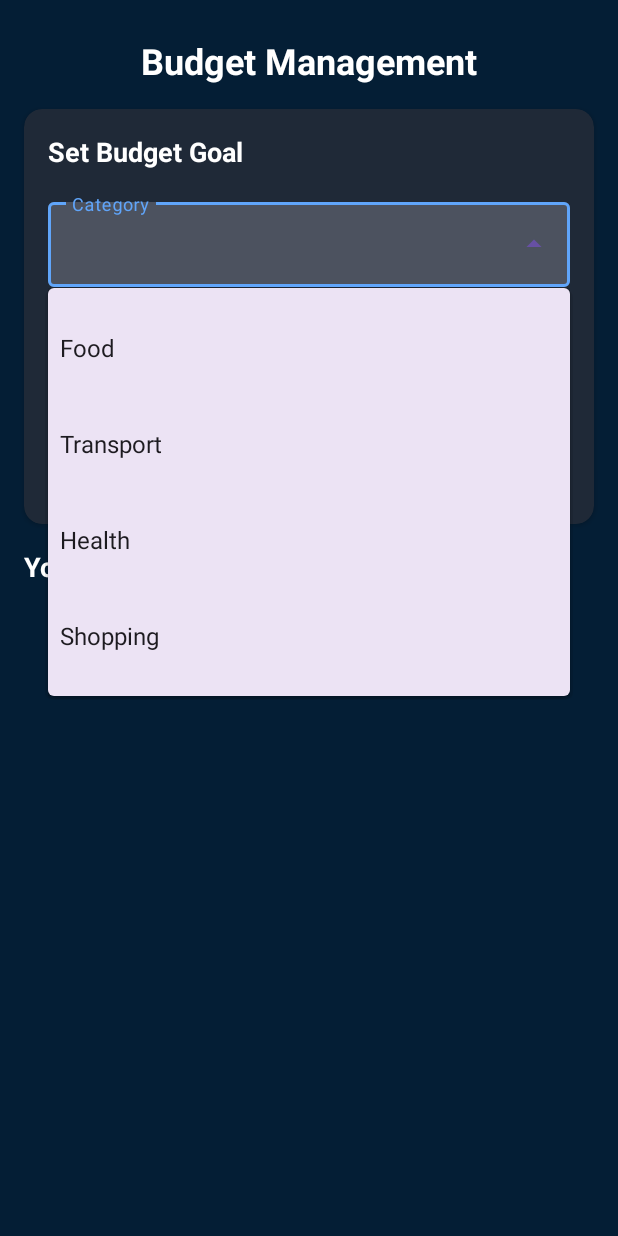
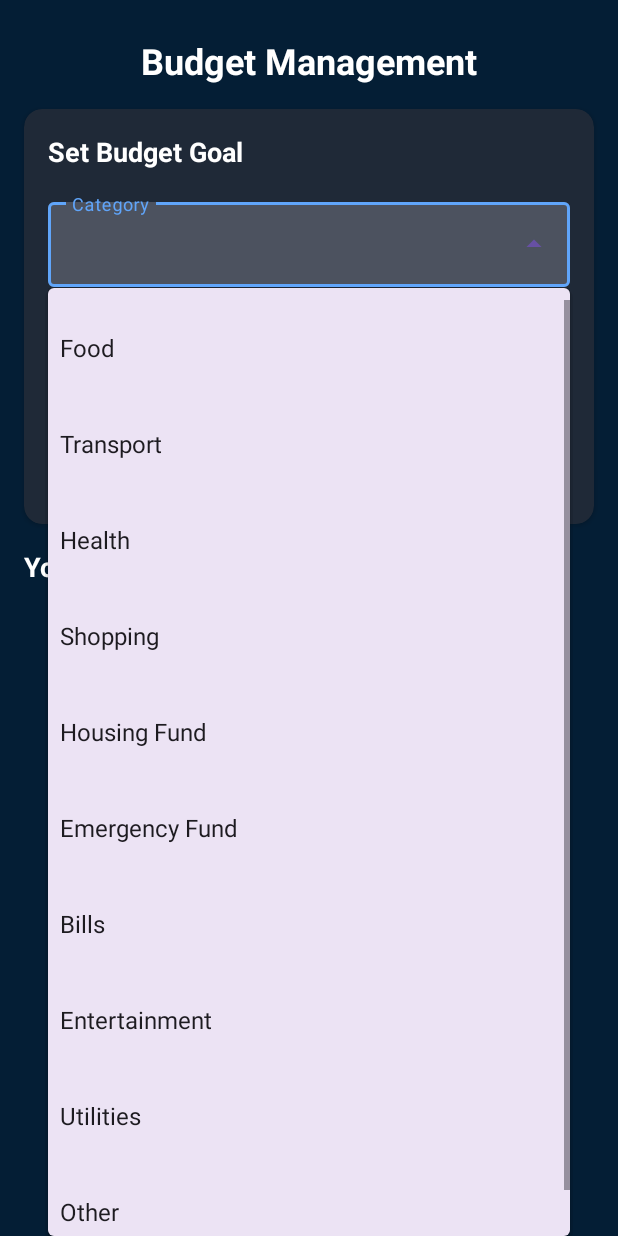
Before and after one commit to Vutlhari-Mabasa/Savings, an Android app: the BudgetActivity screen opened directly, with no data from a screen before it, after a tap on an icon or button, on a phone screen of 412 x 824 dp. Run offline under Robolectric (Android 15) with nearby library versions, the phone set to English and light mode, and no system bars; our stand-ins replace Firebase (no records; nobody signed in at launch, a user with empty details on screens opened directly).

Commit message:
category update
added new categories like housing fund, emergency fund, bills, utilities, entertainment and other

```diff
--- a/app/src/main/java/com/example/savings/BudgetActivity.kt
+++ b/app/src/main/java/com/example/savings/BudgetActivity.kt
@@ -25,8 +25,19 @@ class BudgetActivity : AppCompatActivity() {
     private lateinit var auth: FirebaseAuth
     private var expenses: List<Expense> = emptyList()
 
-    // Use the same categories as ExpenseFormDialog
-    private val categories = listOf("Food", "Transport", "Health", "Shopping")
+    // Use the same categories for both Budget and Expense
+    private val categories = listOf(
+        "Food",
+        "Transport",
+        "Health",
+        "Shopping",
+        "Housing Fund",
+        "Emergency Fund",
+        "Bills",
+        "Entertainment",
+        "Utilities",
+        "Other"
+    )
 
     override fun onCreate(savedInstanceState: Bundle?) {
         super.onCreate(savedInstanceState)
```
Also changed, not shown: app/src/main/java/com/example/savings/data/ExpenseFormDialog.kt (+12 -1 lines).
